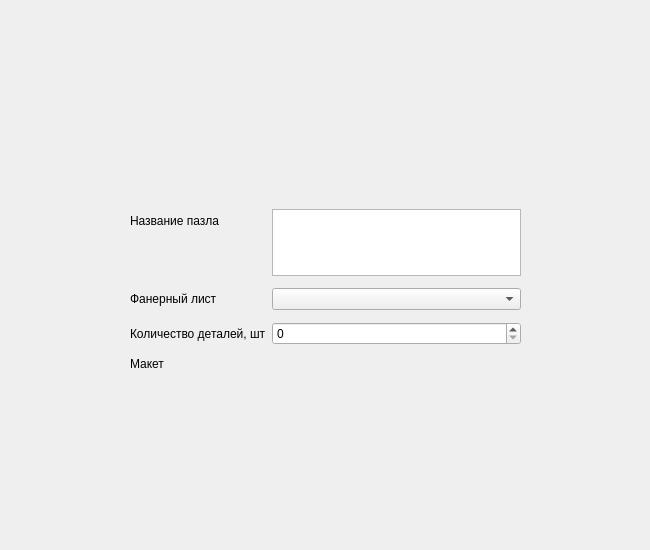
This is ui/puzzle_page.ui in AntonLodygin/nashe_bydyshee_2_tour as Qt 5 draws it before an edit. The edited form follows.
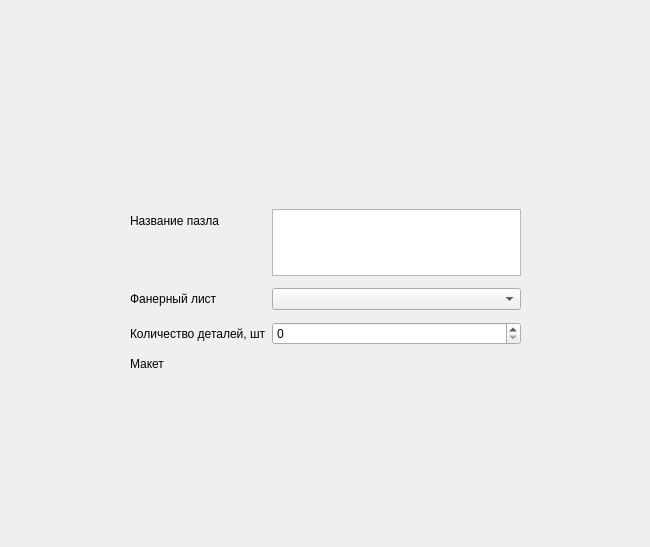
This is the edited form.

Patch:
```diff
--- a/ui/puzzle_page.ui
+++ b/ui/puzzle_page.ui
@@ -7,7 +7,7 @@
     <x>0</x>
     <y>0</y>
     <width>650</width>
-    <height>550</height>
+    <height>547</height>
    </rect>
   </property>
   <property name="windowTitle">
```
